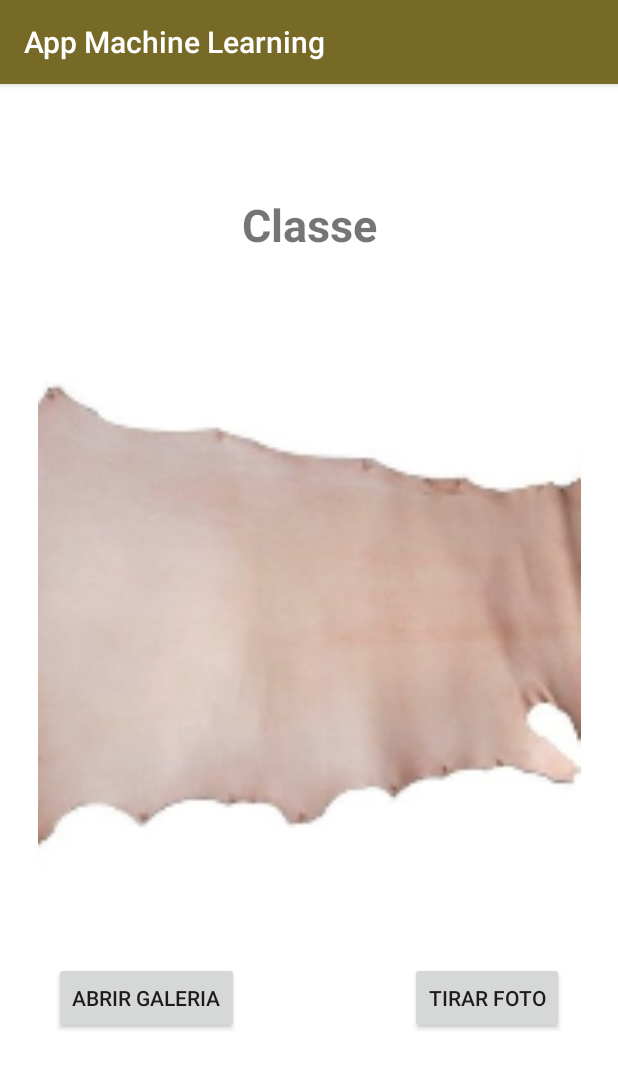
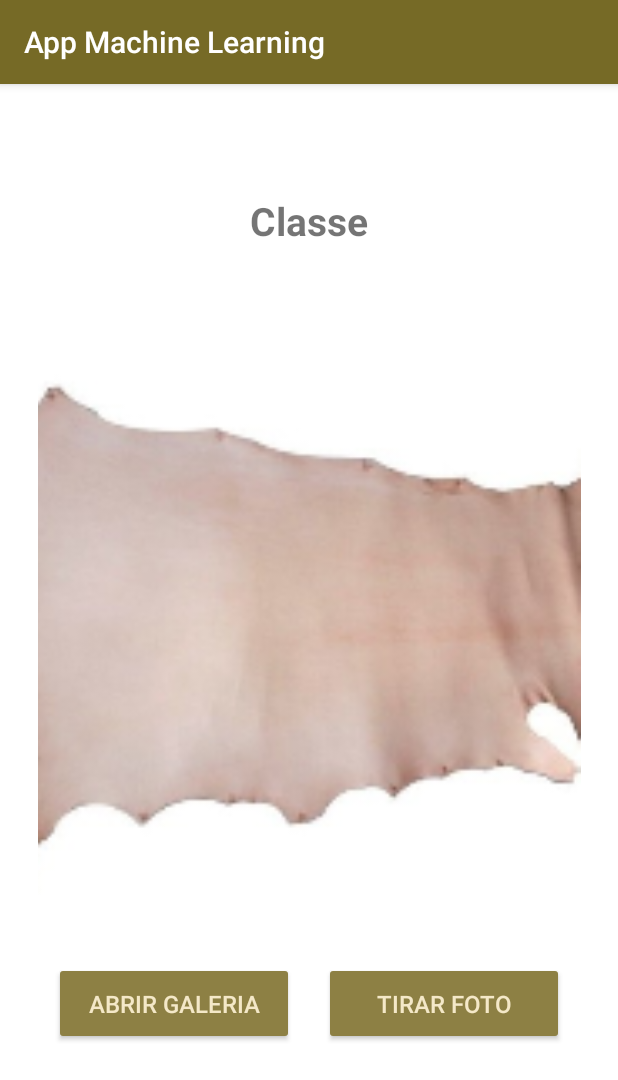
Before and after one commit to celsoernani/CameraFacilatualizado, an Android app: the screen it shows after launch (MainActivity), on a phone screen of 412 x 824 dp. Shown: the top 1080 px of the screen. Run offline under Robolectric (Android 15) with nearby library versions, the phone set to English and light mode, and no system bars.

Commit message:
config button, default orientation portrait

```diff
--- a/app/src/main/AndroidManifest.xml
+++ b/app/src/main/AndroidManifest.xml
@@ -15,7 +15,9 @@
         android:roundIcon="@mipmap/ic_launcher_round"
         android:supportsRtl="true"
         android:theme="@style/AppTheme">
-        <activity android:name=".MainActivity">
+        <activity android:name=".MainActivity"
+            android:screenOrientation="portrait"
+            >
             <intent-filter>
                 <action android:name="android.intent.action.MAIN" />
 
--- a/app/src/main/res/layout/activity_main.xml
+++ b/app/src/main/res/layout/activity_main.xml
@@ -10,11 +10,14 @@
 
     <Button
         android:id="@+id/button"
-        android:layout_width="wrap_content"
-        android:layout_height="wrap_content"
+        android:layout_width="160dp"
+        android:layout_height="55dp"
         android:layout_marginStart="36dp"
         android:layout_marginTop="32dp"
-        android:text="ABRIR GALERIA"
+        android:backgroundTint="@color/bkgdButton"
+        android:text="Abrir Galeria"
+        android:textColor="@color/fontButton"
+        android:textSize="16sp"
         app:layout_constraintStart_toStartOf="parent"
         app:layout_constraintTop_toBottomOf="@+id/imageView" />
 
@@ -31,15 +34,19 @@
         app:layout_constraintHorizontal_bias="0.0"
         app:layout_constraintStart_toStartOf="parent"
         app:layout_constraintTop_toTopOf="parent"
-        app:srcCompat="@mipmap/ic_launcher_foreground" />
+        app:srcCompat="@mipmap/ic_launcher_foreground"
+        tools:ignore="VectorDrawableCompat" />
 
     <Button
         android:id="@+id/button2"
-        android:layout_width="wrap_content"
-        android:layout_height="wrap_content"
+        android:layout_width="160dp"
+        android:layout_height="55dp"
         android:layout_marginEnd="36dp"
         android:layout_marginTop="32dp"
+        android:backgroundTint="@color/bkgdButton"
         android:text="Tirar Foto"
+        android:textColor="@color/fontButton"
+        android:textSize="16sp"
         app:layout_constraintEnd_toEndOf="parent"
         app:layout_constraintTop_toBottomOf="@+id/imageView" />
 
@@ -52,7 +59,7 @@
         android:layout_marginTop="8dp"
         android:text="Classe"
         android:textAlignment="center"
-        android:textSize="30dp"
+        android:textSize="26sp"
         android:textStyle="bold"
         app:layout_constraintBottom_toTopOf="@+id/imageView"
         app:layout_constraintEnd_toEndOf="parent"
--- a/app/src/main/res/values/colors.xml
+++ b/app/src/main/res/values/colors.xml
@@ -3,4 +3,6 @@
     <color name="colorPrimary">#766a26</color>
     <color name="colorPrimaryDark">#685e21</color>
     <color name="colorAccent">#FF4081</color>
+    <color name="bkgdButton">#8d8044</color>
+    <color name="fontButton">#f4e8c8</color>
 </resources>
```
Also changed, not shown: 21 other files.
